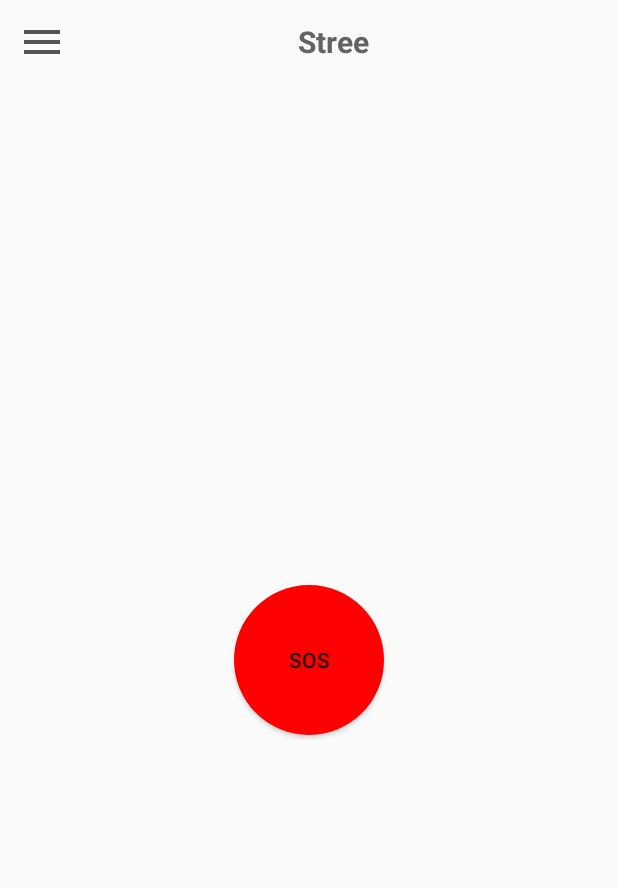
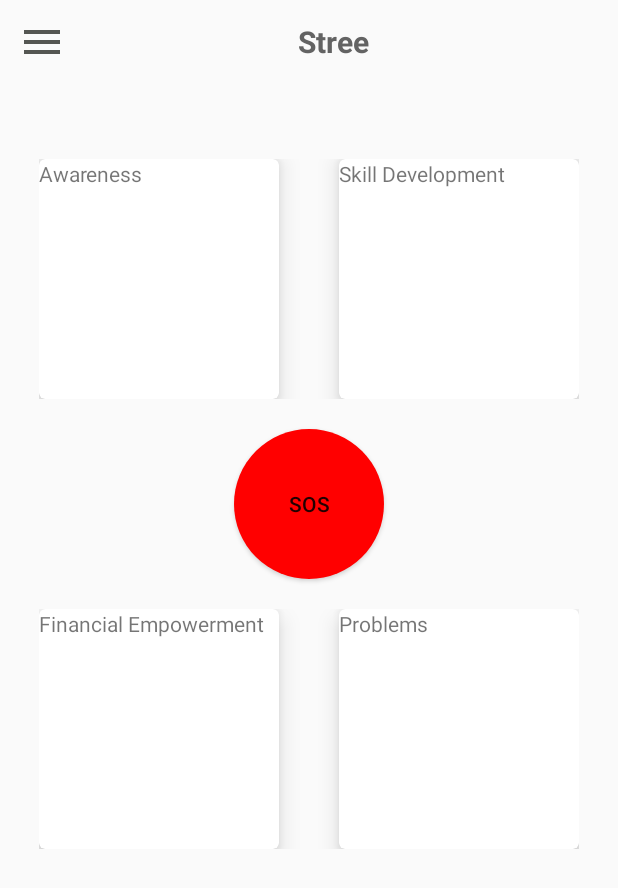
Before and after one commit to shantanuhallur/mini-proj, an Android app: the screen it shows after launch (MainActivity), on a phone screen of 412 x 824 dp. Shown: the top 888 px of the screen. Run offline under Robolectric (Android 15) with nearby library versions, the phone set to English and light mode, and no system bars.

Commit message:
Cards View

```diff
--- a/app/build.gradle
+++ b/app/build.gradle
@@ -26,7 +26,8 @@ dependencies {
     implementation fileTree(dir: "libs", include: ["*.jar"])
     implementation 'androidx.appcompat:appcompat:1.2.0'
     //noinspection GradleCompatible
-    implementation 'com.android.support:design:25.1.0'
+    implementation 'com.android.support:design:25.1.0'// for navigation (i.e design purpose)
+    implementation "androidx.cardview:cardview:1.0.0"// for android 10 cardview
     implementation 'androidx.constraintlayout:constraintlayout:2.0.1'
     implementation 'androidx.legacy:legacy-support-v4:1.0.0'
     testImplementation 'junit:junit:4.12'
--- a/app/src/main/java/com/ssst/stree/Awareness.java
+++ b/app/src/main/java/com/ssst/stree/Awareness.java
@@ -14,6 +14,7 @@ public class Awareness extends AppCompatActivity {
     @Override
     protected void onCreate(Bundle savedInstanceState) {
         super.onCreate(savedInstanceState);
+        setTitle("Awareness");
         setContentView(R.layout.activity_awareness);
 
         //Assign Variable
--- a/app/src/main/java/com/ssst/stree/Financial.java
+++ b/app/src/main/java/com/ssst/stree/Financial.java
@@ -14,6 +14,7 @@ public class Financial extends AppCompatActivity {
     @Override
     protected void onCreate(Bundle savedInstanceState) {
         super.onCreate(savedInstanceState);
+        setTitle("Financial Empowerment");
         setContentView(R.layout.activity_financial);
 
         //Assign Variable
--- a/app/src/main/java/com/ssst/stree/MainActivity.java
+++ b/app/src/main/java/com/ssst/stree/MainActivity.java
@@ -78,6 +78,7 @@ public class MainActivity extends AppCompatActivity {
         }
     }
 
+    //Navigation Drawer Clickable
     public void ClickHome(View view){
         //Recreate Activity
         recreate();
@@ -118,4 +119,20 @@ public class MainActivity extends AppCompatActivity {
         //Close Drawer
         closeDrawer(drawerLayout);
     }
+
+    public void CardAwareness(View view) {
+        redirectActivity(this, Awareness.class);
+    }
+
+    public void CardSkill(View view) {
+        redirectActivity(this, SkillDevelopment.class);
+    }
+
+    public void CardFinancial(View view) {
+        redirectActivity(this, Financial.class);
+    }
+
+    public void CardProblems(View view) {
+        redirectActivity(this, Problems.class);
+    }
 }
--- a/app/src/main/java/com/ssst/stree/Problems.java
+++ b/app/src/main/java/com/ssst/stree/Problems.java
@@ -14,6 +14,7 @@ public class Problems extends AppCompatActivity {
     @Override
     protected void onCreate(Bundle savedInstanceState) {
         super.onCreate(savedInstanceState);
+        setTitle("Problems");
         setContentView(R.layout.activity_problems);
 
         //Assign Variable
--- a/app/src/main/java/com/ssst/stree/SkillDevelopment.java
+++ b/app/src/main/java/com/ssst/stree/SkillDevelopment.java
@@ -13,6 +13,7 @@ public class SkillDevelopment extends AppCompatActivity {
     @Override
     protected void onCreate(Bundle savedInstanceState) {
         super.onCreate(savedInstanceState);
+        setTitle("Skill Development");
         setContentView(R.layout.activity_skill_development);
 
         //Assign Variable
--- a/app/src/main/res/layout/activity_main.xml
+++ b/app/src/main/res/layout/activity_main.xml
@@ -16,6 +16,7 @@
         <include
             layout="@layout/main_toolbar"/>
 
+        <!--
         <androidx.constraintlayout.widget.ConstraintLayout
             android:layout_width="match_parent"
             android:layout_height="match_parent">
@@ -32,8 +33,118 @@
                 app:layout_constraintStart_toStartOf="parent"
                 app:layout_constraintTop_toTopOf="parent" />
         </androidx.constraintlayout.widget.ConstraintLayout>
+-->
 
+        <LinearLayout
+            android:layout_width="wrap_content"
+            android:layout_height="wrap_content"
+            android:orientation="horizontal"
+            android:paddingTop="50dp"
+            android:layout_gravity="center_horizontal">
 
+            <androidx.cardview.widget.CardView
+                android:layout_width="160dp"
+                android:layout_height="160dp"
+                android:id="@+id/aware_Card"
+                android:layout_gravity="center_vertical"
+                app:cardCornerRadius="4dp"
+                android:padding="10dp"
+                app:cardElevation="10dp"
+                android:onClick="CardAwareness">
+                <!--android:layout_marginStart="13dp"
+                android:layout_marginLeft="13dp">-->
+
+                <TextView
+                    android:layout_width="match_parent"
+                    android:layout_height="match_parent"
+                    android:text="Awareness"
+                    tools:layout_editor_absoluteX="2dp"
+                    tools:layout_editor_absoluteY="-42dp" />
+
+            </androidx.cardview.widget.CardView>
+
+            <androidx.cardview.widget.CardView
+                android:layout_width="160dp"
+                android:layout_height="160dp"
+                android:id="@+id/skill_Card"
+                android:layout_gravity="right"
+                app:cardCornerRadius="4dp"
+                android:padding="10dp"
+                app:cardElevation="10dp"
+                android:layout_marginStart="40dp"
+                android:layout_marginLeft="40dp"
+                android:onClick="CardSkill">
+
+                <TextView
+                    android:layout_width="match_parent"
+                    android:layout_height="match_parent"
+                    android:text="Skill Development"
+                    tools:layout_editor_absoluteX="2dp"
+                    tools:layout_editor_absoluteY="-42dp" />
+
+            </androidx.cardview.widget.CardView>
+
+        </LinearLayout>
+        <Button
+            android:id="@+id/button"
+            android:layout_width="100dp"
+            android:layout_height="100dp"
+            android:background="@drawable/sosbutton"
+            android:layout_gravity="center"
+            android:layout_marginTop="20dp"
+            android:layout_marginBottom="20dp"
+            android:text="@string/sos"/>
+
+        <LinearLayout
+            android:layout_width="wrap_content"
+            android:layout_height="wrap_content"
+            android:orientation="horizontal"
+
+            android:layout_gravity="center_horizontal">
+
+            <androidx.cardview.widget.CardView
+                android:layout_width="160dp"
+                android:layout_height="160dp"
+                android:id="@+id/financial_Card"
+                android:layout_gravity="center_vertical"
+                app:cardCornerRadius="4dp"
+                android:padding="10dp"
+                app:cardElevation="10dp"
+                android:onClick="CardFinancial">
+                <!--android:layout_marginStart="13dp"
+                android:layout_marginLeft="13dp">-->
+
+                <TextView
+                    android:layout_width="match_parent"
+                    android:layout_height="match_parent"
+                    android:text="Financial Empowerment"
+                    tools:layout_editor_absoluteX="2dp"
+                    tools:layout_editor_absoluteY="-42dp" />
+
+            </androidx.cardview.widget.CardView>
+
+            <androidx.cardview.widget.CardView
+                android:layout_width="160dp"
+                android:layout_height="160dp"
+                android:id="@+id/problems_Card"
+                android:layout_gravity="right"
+                app:cardCornerRadius="4dp"
+                android:padding="10dp"
+                app:cardElevation="10dp"
+                android:layout_marginStart="40dp"
+                android:layout_marginLeft="40dp"
+                android:onClick="CardProblems">
+
+                <TextView
+                    android:layout_width="match_parent"
+                    android:layout_height="match_parent"
+                    android:text="Problems"
+                    tools:layout_editor_absoluteX="2dp"
+                    tools:layout_editor_absoluteY="-42dp" />
+
+            </androidx.cardview.widget.CardView>
+
+        </LinearLayout>
 
     </LinearLayout>
 
@@ -43,12 +154,9 @@
         android:layout_gravity="start"
         android:background="@color/colorPrimary">
 
-        <include
-            layout="@layout/main_nav_drawer"/>
+        <include layout="@layout/main_nav_drawer" />
 
     </RelativeLayout>
-
-
 
     <!--<androidx.constraintlayout.widget.ConstraintLayout
         android:layout_width="match_parent"
--- a/build.gradle
+++ b/build.gradle
@@ -6,6 +6,7 @@ buildscript {
     }
     dependencies {
         classpath "com.android.tools.build:gradle:4.0.1"
+
 
         // NOTE: Do not place your application dependencies here; they belong
         // in the individual module build.gradle files
```
